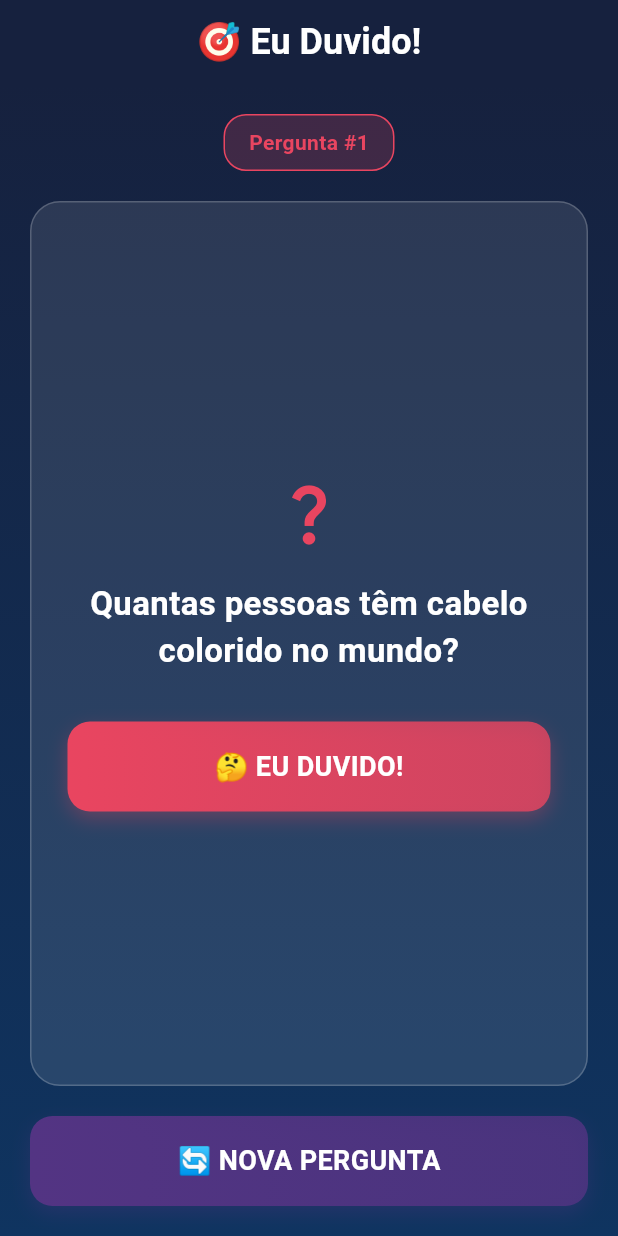
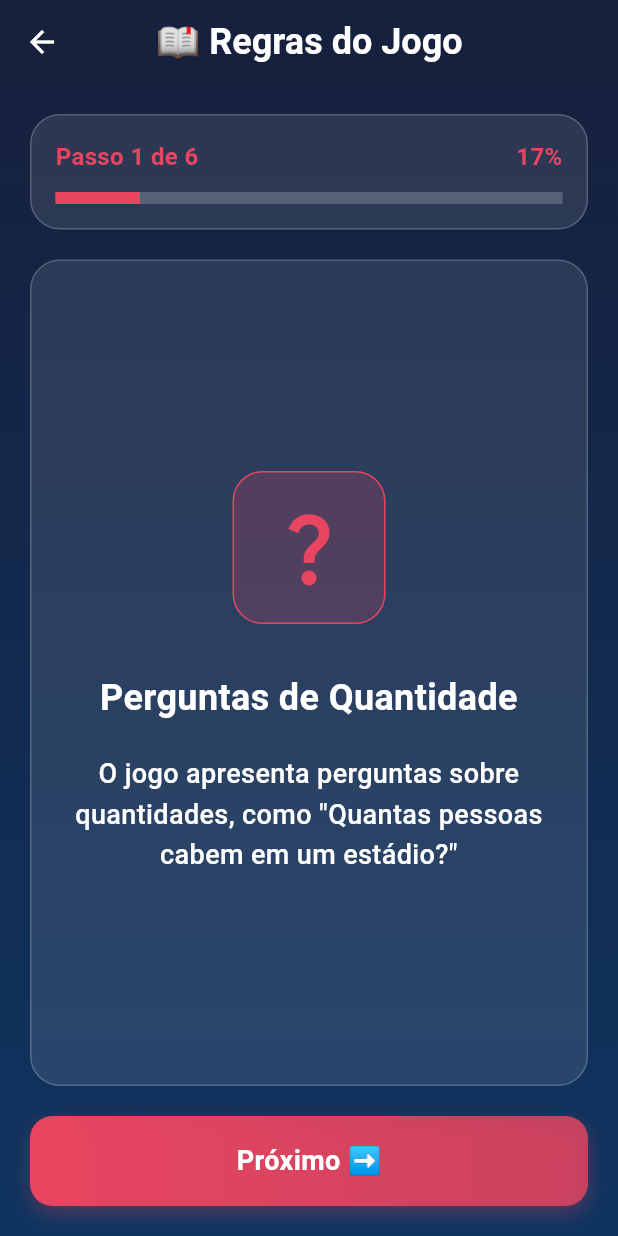
Before and after one commit to erikrestani/eu_duvido_game, a Flutter app: the screen it shows after launch, after a tap on "🎮 COMEÇAR JOGO", on a phone screen of 412 x 824 dp. Run offline on Flutter 3.47's test engine with Material 3 defaults, Android fonts, the phone set to English and light mode, and no system bars; our stand-ins replace flutter_bloc.

Commit message:
feat: rules screen and update readme

```diff
--- /dev/null
+++ b/lib/features/game/presentation/screens/rules_screen.dart
@@ -0,0 +1,252 @@
+import 'package:flutter/material.dart';
+import 'package:flutter_bloc/flutter_bloc.dart';
+import '../../../../core/theme/app_theme.dart';
+import '../../../../shared/widgets/animated_button.dart';
+import '../bloc/question_bloc.dart';
+import '../bloc/question_event.dart';
+
+class RulesScreen extends StatefulWidget {
+  const RulesScreen({super.key});
+
+  @override
+  State<RulesScreen> createState() => _RulesScreenState();
+}
+
+class _RulesScreenState extends State<RulesScreen>
+    with TickerProviderStateMixin {
+  late AnimationController _animationController;
+  late Animation<double> _fadeAnimation;
+  late Animation<Offset> _slideAnimation;
+  int _currentStep = 0;
+
+  final List<Map<String, dynamic>> _rules = [
+    {
+      'icon': Icons.question_mark,
+      'title': 'Perguntas de Quantidade',
+      'description': 'O jogo apresenta perguntas sobre quantidades, como "Quantas pessoas cabem em um estádio?"',
+      'color': AppTheme.primary,
+    },
+    {
+      'icon': Icons.people,
+      'title': 'Jogadores em Ordem',
+      'description': 'Os jogadores fazem suas estimativas em ordem, um por vez',
+      'color': AppTheme.secondary,
+    },
+    {
+      'icon': Icons.gps_fixed,
+      'title': 'Sistema de Vidas',
+      'description': 'Cada jogador começa com 5 vidas. Cuide bem delas!',
+      'color': AppTheme.primary,
+    },
+    {
+      'icon': Icons.warning,
+      'title': 'Perder Vidas',
+      'description': 'Você perde uma vida quando duvida incorretamente ou quando alguém duvida de você',
+      'color': AppTheme.secondary,
+    },
+    {
+      'icon': Icons.favorite,
+      'title': 'Recuperar Vida',
+      'description': 'Recupere uma vida quando der uma resposta exata!',
+      'color': AppTheme.primary,
+    },
+    {
+      'icon': Icons.sports_esports,
+      'title': 'Como Duvidar',
+      'description': 'Diga "Eu duvido!" quando achar que alguém está muito errado',
+      'color': AppTheme.secondary,
+    },
+  ];
+
+  @override
+  void initState() {
+    super.initState();
+    _animationController = AnimationController(
+      duration: const Duration(milliseconds: 800),
+      vsync: this,
+    );
+
+    _fadeAnimation = Tween<double>(
+      begin: 0.0,
+      end: 1.0,
+    ).animate(CurvedAnimation(
+      parent: _animationController,
+      curve: Curves.easeInOut,
+    ));
+
+    _slideAnimation = Tween<Offset>(
+      begin: const Offset(0, 0.3),
+      end: Offset.zero,
+    ).animate(CurvedAnimation(
+      parent: _animationController,
+      curve: Curves.easeOutBack,
+    ));
+
+    _animationController.forward();
+  }
+
+  @override
+  void dispose() {
+    _animationController.dispose();
+    super.dispose();
+  }
+
+  void _nextStep() {
+    if (_currentStep < _rules.length - 1) {
+      setState(() {
+        _currentStep++;
+      });
+      _animationController.reset();
+      _animationController.forward();
+    }
+  }
+
+  void _previousStep() {
+    if (_currentStep > 0) {
+      setState(() {
+        _currentStep--;
+      });
+      _animationController.reset();
+      _animationController.forward();
+    }
+  }
+
+  @override
+  Widget build(BuildContext context) {
+    final currentRule = _rules[_currentStep];
+
+    return Scaffold(
+      appBar: AppBar(
+        title: const Text("📖 Regras do Jogo"),
+        leading: IconButton(
+          icon: const Icon(Icons.arrow_back),
+          onPressed: () => Navigator.of(context).pop(),
+        ),
+      ),
+      body: Container(
+        decoration: const BoxDecoration(
+          gradient: AppTheme.backgroundGradient,
+        ),
+        child: Padding(
+          padding: const EdgeInsets.all(AppTheme.spacingL),
+          child: Column(
+            children: [
+              // Progress indicator
+              Container(
+                padding: const EdgeInsets.all(AppTheme.spacingM),
+                decoration: AppTheme.cardDecoration,
+                child: Column(
+                  children: [
+                    Row(
+                      mainAxisAlignment: MainAxisAlignment.spaceBetween,
+                      children: [
+                        Text(
+                          "Passo ${_currentStep + 1} de ${_rules.length}",
+                          style: AppTheme.labelMedium,
+                        ),
+                        Text(
+                          "${((_currentStep + 1) / _rules.length * 100).round()}%",
+                          style: AppTheme.labelMedium,
+                        ),
+                      ],
+                    ),
+                    const SizedBox(height: AppTheme.spacingS),
+                    LinearProgressIndicator(
+                      value: (_currentStep + 1) / _rules.length,
+                      backgroundColor: AppTheme.textPrimary.withValues(alpha: 0.2),
+                      valueColor: AlwaysStoppedAnimation<Color>(currentRule['color']),
+                      minHeight: 8,
+                    ),
+                  ],
+                ),
+              ),
+              const SizedBox(height: AppTheme.spacingL),
+
+              // Rule content
+              Expanded(
+                child: FadeTransition(
+                  opacity: _fadeAnimation,
+                  child: SlideTransition(
+                    position: _slideAnimation,
+                    child: Container(
+                      width: double.infinity,
+                      padding: const EdgeInsets.all(AppTheme.spacingXL),
+                      decoration: AppTheme.cardDecoration,
+                      child: Column(
+                        mainAxisAlignment: MainAxisAlignment.center,
+                        children: [
+                          // Icon
+                          Container(
+                            padding: const EdgeInsets.all(AppTheme.spacingL),
+                            decoration: BoxDecoration(
+                              color: currentRule['color'].withValues(alpha: 0.2),
+                              borderRadius: BorderRadius.circular(AppTheme.radiusXL),
+                              border: Border.all(color: currentRule['color']),
+                            ),
+                            child: Icon(
+                              currentRule['icon'],
+                              size: 60,
+                              color: currentRule['color'],
+                            ),
+                          ),
+                          const SizedBox(height: AppTheme.spacingXXL),
+
+                          // Title
+                          Text(
+                            currentRule['title'],
+                            textAlign: TextAlign.center,
+                            style: AppTheme.headlineMedium,
+                          ),
+                          const SizedBox(height: AppTheme.spacingL),
+
+                          // Description
+                          Text(
+                            currentRule['description'],
+                            textAlign: TextAlign.center,
+                            style: AppTheme.bodyLarge.copyWith(height: 1.5),
+                          ),
+                        ],
+                      ),
+                    ),
+                  ),
+                ),
+              ),
+              const SizedBox(height: AppTheme.spacingL),
+
+              // Navigation buttons
+              Row(
+                children: [
+                  if (_currentStep > 0) ...[
+                    Expanded(
+                      child: AnimatedButton(
+                        text: "⬅️ Anterior",
+                        onPressed: _previousStep,
+                        color: AppTheme.secondary,
+                      ),
+                    ),
+                    const SizedBox(width: AppTheme.spacingM),
+                  ],
+                  Expanded(
+                    flex: _currentStep > 0 ? 1 : 1,
+                    child: AnimatedButton(
+                      text: _currentStep == _rules.length - 1
+                          ? "🎮 COMEÇAR JOGO"
+                          : "Próximo ➡️",
+                      onPressed: _currentStep == _rules.length - 1
+                          ? () {
+                              context.read<QuestionBloc>().add(FetchQuestionEvent());
+                              Navigator.of(context).pop();
+                            }
+                          : _nextStep,
+                      color: currentRule['color'],
+                    ),
+                  ),
+                ],
+              ),
+            ],
+          ),
+        ),
+      ),
+    );
+  }
+}
--- a/lib/features/game/presentation/screens/welcome_screen.dart
+++ b/lib/features/game/presentation/screens/welcome_screen.dart
@@ -1,9 +1,7 @@
 import 'package:flutter/material.dart';
-import 'package:flutter_bloc/flutter_bloc.dart';
 import '../../../../core/theme/app_theme.dart';
 import '../../../../shared/widgets/animated_button.dart';
-import '../bloc/question_bloc.dart';
-import '../bloc/question_event.dart';
+import 'rules_screen.dart';
 
 class WelcomeScreen extends StatelessWidget {
   const WelcomeScreen({super.key});
@@ -38,7 +36,13 @@ class WelcomeScreen extends StatelessWidget {
           const SizedBox(height: AppTheme.spacingXXXL),
           AnimatedButton(
             text: "🎮 COMEÇAR JOGO",
-            onPressed: () => context.read<QuestionBloc>().add(FetchQuestionEvent()),
+            onPressed: () {
+              Navigator.of(context).push(
+                MaterialPageRoute(
+                  builder: (context) => const RulesScreen(),
+                ),
+              );
+            },
             color: AppTheme.primary,
           ),
         ],
```
Also changed, not shown: 1 other file.
